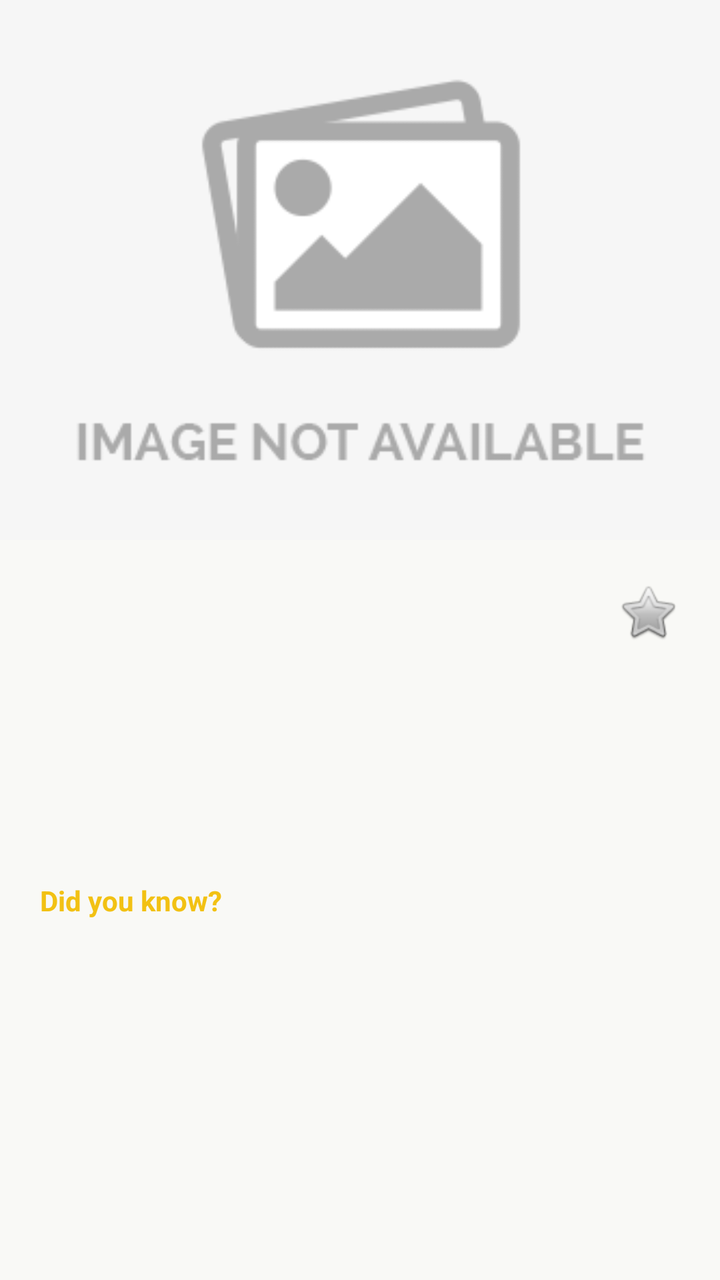
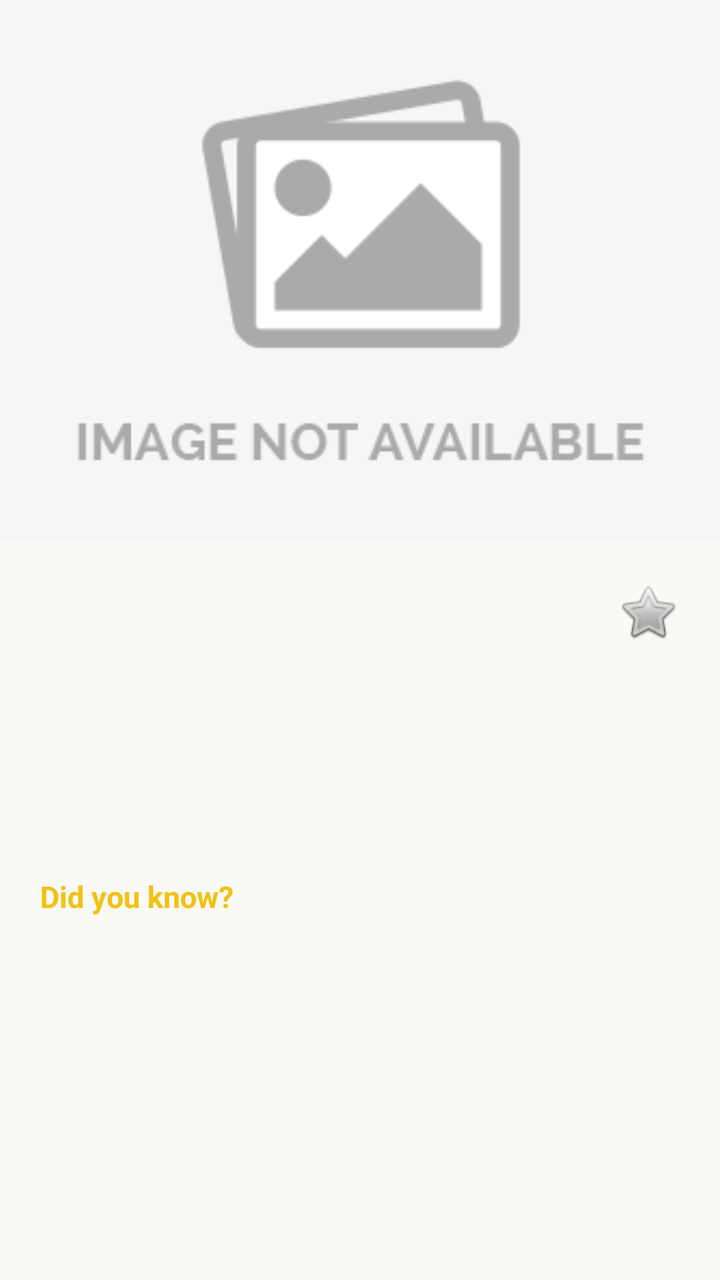

An Android layout rendered at two revisions. The XML below is the earlier revision; the diff shows what the commit changed to produce the second picture.
<!-- AndroidManifest.xml: application theme Theme.Discover237 -->
<!-- res/layout/activity_attraction_details.xml -->
<?xml version="1.0" encoding="utf-8"?>
<androidx.constraintlayout.widget.ConstraintLayout xmlns:android="http://schemas.android.com/apk/res/android"
    android:layout_width="match_parent"
    android:layout_height="match_parent">

    <ScrollView
        android:layout_width="match_parent"
        android:layout_height="match_parent"
        android:background="@color/off_white">

        <LinearLayout
            android:layout_width="match_parent"
            android:layout_height="wrap_content"
            android:orientation="vertical">

            <com.google.android.material.imageview.ShapeableImageView
                android:id="@+id/attractionImage"
                android:layout_width="match_parent"
                android:layout_height="270dp"
                android:scaleType="centerCrop"
                android:src="@drawable/image_not_available" />

            <LinearLayout
                android:layout_width="match_parent"
                android:layout_height="wrap_content"
                android:orientation="vertical"
                android:padding="20dp">

                <LinearLayout
                    android:layout_width="match_parent"
                    android:layout_height="wrap_content"
                    android:gravity="center_vertical"
                    android:orientation="horizontal">

                    <TextView
                        android:id="@+id/detailNameText"
                        android:layout_width="0dp"
                        android:layout_height="wrap_content"
                        android:layout_weight="1"
                        android:text=""
                        android:textColor="@color/forest_green"
                        android:textSize="24sp"
                        android:textStyle="bold" />

                    <ImageButton
                        android:id="@+id/favoriteButton"
                        android:layout_width="wrap_content"
                        android:layout_height="wrap_content"
                        android:background="@android:color/transparent"
                        android:src="@android:drawable/btn_star_big_off" />

                </LinearLayout>

                <TextView
                    android:id="@+id/detailOpeningHoursText"
                    android:layout_width="match_parent"
                    android:layout_height="wrap_content"
                    android:layout_marginTop="4dp"
                    android:text=""
                    android:textColor="@color/crimson_red"
                    android:textSize="14sp" />

                <TextView
                    android:id="@+id/detailDistanceText"
                    android:layout_width="match_parent"
                    android:layout_height="wrap_content"
                    android:layout_marginTop="16dp"
                    android:textSize="16sp"/>

                <TextView
                    android:id="@+id/detailFullDescText"
                    android:layout_width="match_parent"
                    android:layout_height="wrap_content"
                    android:layout_marginTop="16dp"
                    android:text=""
                    android:textColor="@color/forest_green"
                    android:textSize="16sp" />

                <TextView
                    android:layout_width="match_parent"
                    android:layout_height="wrap_content"
                    android:layout_marginTop="20dp"
                    android:text="Did you know?"
                    android:textColor="@color/warm_gold"
                    android:textStyle="bold" />

                <TextView
                    android:id="@+id/detailFunFactText"
                    android:layout_width="match_parent"
                    android:layout_height="wrap_content"
                    android:layout_marginTop="4dp"
                    android:text=""
                    android:textColor="@color/forest_green"
                    android:textSize="14sp" />

            </LinearLayout>
        </LinearLayout>
    </ScrollView>

</androidx.constraintlayout.widget.ConstraintLayout>
<!-- resources referenced by this layout -->
<resources>
  <color name="crimson_red">#B80F22</color>
  <color name="forest_green">#005A44</color>
  <color name="off_white">#F9F9F6</color>
  <color name="warm_gold">#F2C113</color>
  <!-- drawable image_not_available: jpg bitmap (drawable, 6124 bytes) -->
  <style name="Theme.Discover237" parent="Base.Theme.Discover237" />
  <style name="Base.Theme.Discover237" parent="Theme.Material3.DayNight.NoActionBar">
          
          
      </style>
</resources>

<!-- the commit's change to res/layout/activity_attraction_details.xml (unified diff, before → after) -->
@@ -38,9 +38,7 @@
                         android:layout_height="wrap_content"
                         android:layout_weight="1"
                         android:text=""
-                        android:textColor="@color/forest_green"
-                        android:textSize="24sp"
-                        android:textStyle="bold" />
+                        style="@style/TextHeadline" />
 
                     <ImageButton
                         android:id="@+id/favoriteButton"
@@ -57,15 +55,14 @@
                     android:layout_height="wrap_content"
                     android:layout_marginTop="4dp"
                     android:text=""
-                    android:textColor="@color/crimson_red"
-                    android:textSize="14sp" />
+                    style="@style/TextAccentCrimson" />
 
                 <TextView
                     android:id="@+id/detailDistanceText"
                     android:layout_width="match_parent"
                     android:layout_height="wrap_content"
                     android:layout_marginTop="16dp"
-                    android:textSize="16sp"/>
+                    style="@style/TextSecondary"/>
 
                 <TextView
                     android:id="@+id/detailFullDescText"
@@ -73,16 +70,14 @@
                     android:layout_height="wrap_content"
                     android:layout_marginTop="16dp"
                     android:text=""
-                    android:textColor="@color/forest_green"
-                    android:textSize="16sp" />
+                    style="@style/TextBody" />
 
                 <TextView
                     android:layout_width="match_parent"
                     android:layout_height="wrap_content"
                     android:layout_marginTop="20dp"
                     android:text="Did you know?"
-                    android:textColor="@color/warm_gold"
-                    android:textStyle="bold" />
+                    style="@style/TextAccentGold" />
 
                 <TextView
                     android:id="@+id/detailFunFactText"
@@ -90,8 +85,7 @@
                     android:layout_height="wrap_content"
                     android:layout_marginTop="4dp"
                     android:text=""
-                    android:textColor="@color/forest_green"
-                    android:textSize="14sp" />
+                    style="@style/TextBody" />
 
             </LinearLayout>
         </LinearLayout>
<!-- resource entries referenced after the edit -->
@@ -4,7 +4,31 @@
   <color name="forest_green">#005A44</color>
   <color name="off_white">#F9F9F6</color>
   <color name="warm_gold">#F2C113</color>
+  <color name="text_dark">#2B2B2B</color>
   <!-- drawable image_not_available: jpg bitmap (drawable, 6124 bytes) -->
+  <style name="TextAccentCrimson">
+          <item name="android:textSize">14sp</item>
+          <item name="android:textStyle">bold</item>
+          <item name="android:textColor">@color/crimson_red</item>
+      </style>
+  <style name="TextAccentGold">
+          <item name="android:textSize">15sp</item>
+          <item name="android:textStyle">bold</item>
+          <item name="android:textColor">@color/warm_gold</item>
+      </style>
+  <style name="TextBody">
+          <item name="android:textSize">16sp</item>
+          <item name="android:textColor">@color/text_dark</item>
+      </style>
+  <style name="TextHeadline">
+          <item name="android:textSize">24sp</item>
+          <item name="android:textStyle">bold</item>
+          <item name="android:textColor">@color/forest_green</item>
+      </style>
+  <style name="TextSecondary">
+          <item name="android:textSize">14sp</item>
+          <item name="android:textColor">@color/text_dark</item>
+      </style>
   <style name="Theme.Discover237" parent="Base.Theme.Discover237" />
   <style name="Base.Theme.Discover237" parent="Theme.Material3.DayNight.NoActionBar">
           
